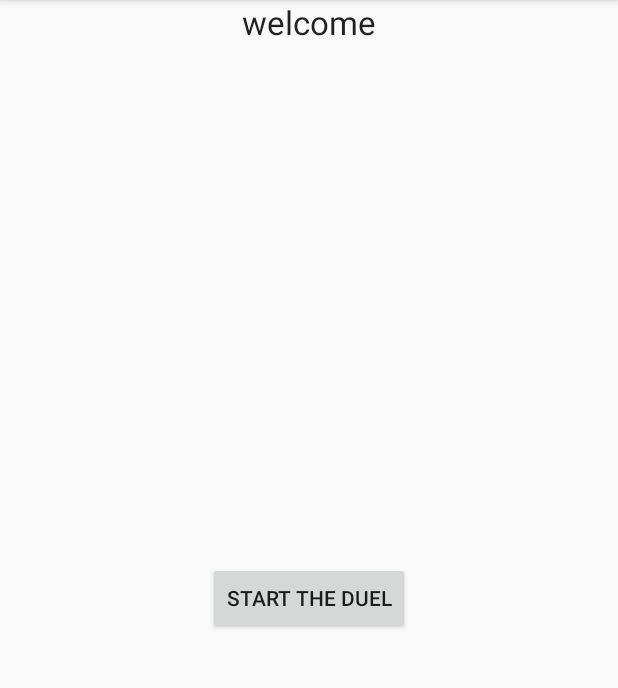
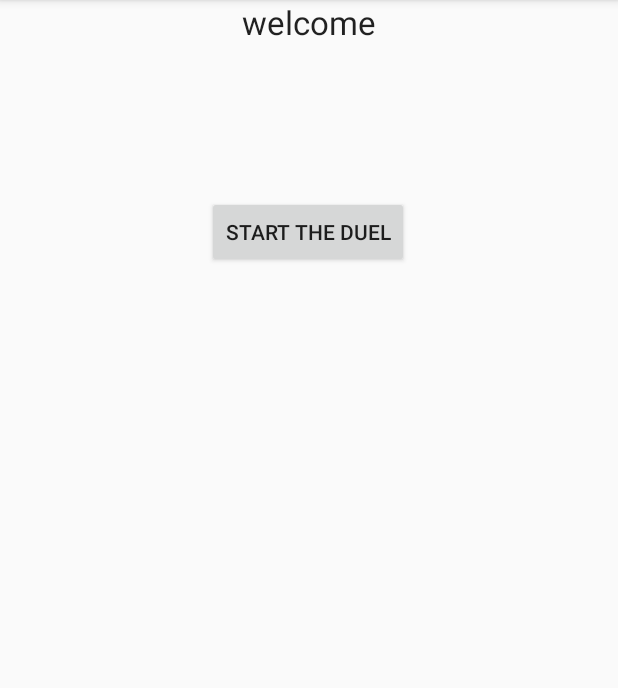
Before and after one commit to hadiroudsari/rating2uel, an Android app: the ProfileActivity screen opened directly, with no data from a screen before it, on a phone screen of 412 x 824 dp, the part 84-772 px from its top. Run offline under Robolectric (Android 15) with nearby library versions, the phone set to English and light mode, and no system bars; our stand-ins replace Volley; network calls fail; 1 statement that could not run was skipped.

Commit message:
activity of profile and batlle have been completed

```diff
--- a/app/build.gradle
+++ b/app/build.gradle
@@ -20,6 +20,10 @@ android {
             proguardFiles getDefaultProguardFile('proguard-android-optimize.txt'), 'proguard-rules.pro'
         }
     }
+    compileOptions {
+        sourceCompatibility JavaVersion.VERSION_1_8
+        targetCompatibility JavaVersion.VERSION_1_8
+    }
 }
 
 dependencies {
--- a/app/src/main/AndroidManifest.xml
+++ b/app/src/main/AndroidManifest.xml
@@ -14,6 +14,8 @@
             android:requestLegacyExternalStorage="true" >
         <activity android:name=".ProfileActivity">
         </activity>
+        <activity android:name=".BattleActivity">
+        </activity>
         <activity android:name=".MainActivity">
             <intent-filter>
                 <action android:name="android.intent.action.MAIN"/>
--- /dev/null
+++ b/app/src/main/res/drawable/ic_timer.xml
@@ -0,0 +1,5 @@
+<vector android:height="128dp" android:tint="#650202"
+    android:viewportHeight="24" android:viewportWidth="24"
+    android:width="128dp" xmlns:android="http://schemas.android.com/apk/res/android">
+    <path android:fillColor="@android:color/white" android:pathData="M15,1L9,1v2h6L15,1zM11,14h2L13,8h-2v6zM19.03,7.39l1.42,-1.42c-0.43,-0.51 -0.9,-0.99 -1.41,-1.41l-1.42,1.42C16.07,4.74 14.12,4 12,4c-4.97,0 -9,4.03 -9,9s4.02,9 9,9 9,-4.03 9,-9c0,-2.12 -0.74,-4.07 -1.97,-5.61zM12,20c-3.87,0 -7,-3.13 -7,-7s3.13,-7 7,-7 7,3.13 7,7 -3.13,7 -7,7z"/>
+</vector>
--- a/app/src/main/res/layout/activity_profile.xml
+++ b/app/src/main/res/layout/activity_profile.xml
@@ -18,5 +18,36 @@
             android:layout_height="wrap_content" android:id="@+id/startButton"
             app:layout_constraintTop_toBottomOf="@+id/welcomeText"
             app:layout_constraintBottom_toBottomOf="parent" app:layout_constraintStart_toStartOf="parent"
-            app:layout_constraintEnd_toEndOf="parent"/>
+            app:layout_constraintEnd_toEndOf="parent" app:layout_constraintHorizontal_bias="0.498"
+            app:layout_constraintVertical_bias="0.147"/>
+    <TextView
+            android:text=" TextView"
+            android:layout_width="163dp"
+            android:layout_height="174dp" android:id="@+id/textViewTimer"
+            android:drawableTop="@drawable/ic_timer"
+            android:visibility="invisible"
+            android:textSize="20dp"
+            app:layout_constraintTop_toBottomOf="@+id/startButton"
+            android:layout_marginTop="120dp" app:layout_constraintStart_toStartOf="parent"
+            app:layout_constraintEnd_toEndOf="parent" app:layout_constraintBottom_toBottomOf="parent"
+            app:layout_constraintVertical_bias="0.254" app:layout_constraintHorizontal_bias="0.725"/>
+    <TextView
+            android:text="Duel will start in"
+            android:textSize="20dp"
+            android:layout_width="160dp"
+            android:layout_height="30dp" android:id="@+id/textViewBanner"
+            android:visibility="invisible"
+            app:layout_constraintStart_toStartOf="parent" app:layout_constraintBottom_toBottomOf="parent"
+            app:layout_constraintTop_toTopOf="parent"
+            app:layout_constraintVertical_bias="0.681" app:layout_constraintEnd_toStartOf="@+id/textViewTimer"
+            app:layout_constraintHorizontal_bias="0.8"/>
+    <TextView
+            android:text="You will Duel with"
+            android:textSize="20dp"
+            android:layout_width="wrap_content"
+            android:layout_height="wrap_content" android:id="@+id/textViewOpponent"
+            android:visibility="invisible"
+            app:layout_constraintTop_toBottomOf="@+id/startButton"
+            android:layout_marginTop="136dp" app:layout_constraintStart_toStartOf="parent"
+            app:layout_constraintEnd_toEndOf="parent" app:layout_constraintHorizontal_bias="0.0"/>
 </androidx.constraintlayout.widget.ConstraintLayout>
```
Also changed, not shown: app/src/main/java/com/example/rating2/BattleActivity.java (added, +87 -0 lines), app/src/main/java/com/example/rating2/Profile.java (+18 -0 lines), app/src/main/java/com/example/rating2/ProfileActivity.java (+50 -4 lines), app/src/main/java/com/example/rating2/requests/Common.java (+10 -1 lines), app/src/main/res/layout/activity_battle.xml (added, +11 -0 lines), app/src/main/res/drawable/button_gun.jpg (added).
